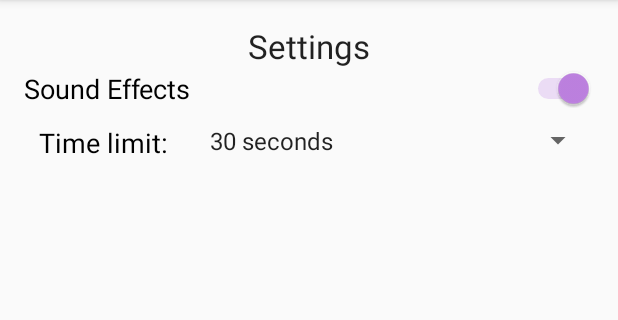
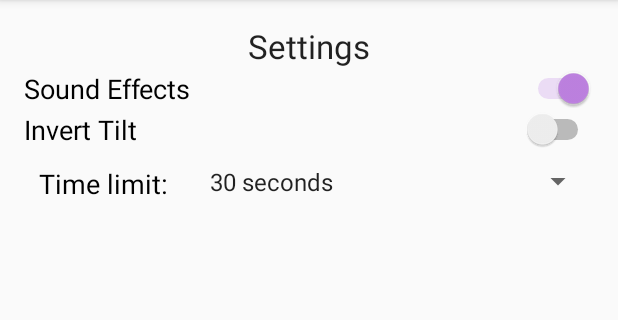
Before and after one commit to debkbanerji/better-charades, an Android app: the screen it shows after launch (SettingsActivity), after a tap on "SETTINGS", on a phone screen of 412 x 824 dp, the part 84-404 px from its top. Run offline under Robolectric (Android 15) with nearby library versions, the phone set to English and light mode, and no system bars.

Commit message:
Tilt updates
Tilt is now detected based on gravity. Added option to invert tilt.

```diff
--- a/BetterCharades/app/src/main/java/com/example/bettercharades/DownloadCategoryActivity.java
+++ b/BetterCharades/app/src/main/java/com/example/bettercharades/DownloadCategoryActivity.java
@@ -1,7 +1,6 @@
 package com.example.bettercharades;
 
 import android.content.Context;
-import android.content.Intent;
 import android.os.Bundle;
 import android.support.v7.app.AppCompatActivity;
 import android.util.Log;
--- a/BetterCharades/app/src/main/java/com/example/bettercharades/EditCategoryActivity.java
+++ b/BetterCharades/app/src/main/java/com/example/bettercharades/EditCategoryActivity.java
@@ -2,8 +2,8 @@ package com.example.bettercharades;
 
 import android.content.Context;
 import android.content.Intent;
+import android.os.Bundle;
 import android.support.v7.app.AppCompatActivity;
-import android.os.Bundle;
 import android.util.Log;
 import android.view.ContextMenu;
 import android.view.MenuInflater;
--- a/BetterCharades/app/src/main/java/com/example/bettercharades/MyCategories.java
+++ b/BetterCharades/app/src/main/java/com/example/bettercharades/MyCategories.java
@@ -1,8 +1,8 @@
 package com.example.bettercharades;
 
 import android.content.Intent;
+import android.os.Bundle;
 import android.support.v7.app.AppCompatActivity;
-import android.os.Bundle;
 import android.util.Log;
 import android.view.ContextMenu;
 import android.view.MenuInflater;
@@ -30,7 +30,6 @@ import java.util.HashSet;
 import java.util.LinkedList;
 import java.util.List;
 import java.util.Map;
-import java.util.Random;
 import java.util.Set;
 import java.util.regex.Matcher;
 import java.util.regex.Pattern;
--- a/BetterCharades/app/src/main/java/com/example/bettercharades/SettingsActivity.java
+++ b/BetterCharades/app/src/main/java/com/example/bettercharades/SettingsActivity.java
@@ -1,9 +1,8 @@
 package com.example.bettercharades;
 
 import android.content.Context;
+import android.os.Bundle;
 import android.support.v7.app.AppCompatActivity;
-import android.os.Bundle;
-//import android.util.Log;
 import android.view.View;
 import android.widget.AdapterView;
 import android.widget.ArrayAdapter;
@@ -18,12 +17,16 @@ import java.io.InputStreamReader;
 import java.util.ArrayList;
 import java.util.List;
 
+//import android.util.Log;
+
 public class SettingsActivity extends AppCompatActivity {
 
     public Spinner timePicker;
     public int timeIndex;
     public boolean soundOn;
+    public boolean invertTilt;
     public Switch soundSwitch;
+    public Switch tiltSwitch;
 
     @Override
     protected void onCreate(Bundle savedInstanceState) {
@@ -38,15 +41,18 @@ public class SettingsActivity extends AppCompatActivity {
 
             timeIndex = Integer.parseInt(reader.readLine());
             soundOn = Boolean.parseBoolean(reader.readLine());
+            invertTilt = Boolean.parseBoolean(reader.readLine());
 
         } catch (Exception e) {
 //            Log.e("Settings error", e.getMessage());
             timeIndex = 0;
             soundOn = true;
+            invertTilt = false;
             try {
                 FileOutputStream fos = openFileOutput("settings.txt", Context.MODE_PRIVATE);
                 fos.write((Integer.toString(timeIndex)+'\n').getBytes());
-                fos.write(Boolean.toString(soundOn).getBytes());
+                fos.write((Boolean.toString(soundOn)+'\n').getBytes());
+                fos.write(Boolean.toString(invertTilt).getBytes());
                 fos.close();
 
             } catch (Exception e2) {
@@ -60,6 +66,16 @@ public class SettingsActivity extends AppCompatActivity {
             @Override
             public void onCheckedChanged(CompoundButton buttonView, boolean isChecked) {
                 soundOn = isChecked;
+                writeSettings();
+            }
+        });
+
+        tiltSwitch = (Switch) findViewById(R.id.invertSwitch);
+        tiltSwitch.setChecked(invertTilt);
+        tiltSwitch.setOnCheckedChangeListener(new CompoundButton.OnCheckedChangeListener() {
+            @Override
+            public void onCheckedChanged(CompoundButton buttonView, boolean isChecked) {
+                invertTilt = isChecked;
                 writeSettings();
             }
         });
@@ -102,7 +118,9 @@ public class SettingsActivity extends AppCompatActivity {
 //            Log.e("Time index", Integer.toString(timeIndex));
             FileOutputStream fos = openFileOutput("settings.txt", Context.MODE_PRIVATE);
             fos.write((Integer.toString(timeIndex)+'\n').getBytes());
-            fos.write(Boolean.toString(soundOn).getBytes());
+            fos.write((Boolean.toString(soundOn)+'\n').getBytes());
+//            Log.e("INVERT", Boolean.toString(invertTilt));
+            fos.write(Boolean.toString(invertTilt).getBytes());
             fos.close();
         } catch (Exception e) {
             //do nothing;
--- a/BetterCharades/app/src/main/res/layout/activity_settings.xml
+++ b/BetterCharades/app/src/main/res/layout/activity_settings.xml
@@ -29,6 +29,16 @@
         android:textAppearance="?android:attr/textAppearanceMedium"
         android:textColor="@android:color/black" />
 
+    <Switch
+        android:id="@+id/invertSwitch"
+        android:layout_width="match_parent"
+        android:layout_height="wrap_content"
+        android:layout_alignParentLeft="true"
+        android:layout_alignParentStart="true"
+        android:layout_below="@+id/soundSwitch"
+        android:text="Invert Tilt"
+        android:textAppearance="?android:attr/textAppearanceMedium"
+        android:textColor="@android:color/black" />
 
 
     <TextView
@@ -37,7 +47,7 @@
         android:layout_height="wrap_content"
         android:padding="10dp"
         android:text="Time limit:"
-        android:layout_below="@id/soundSwitch"
+        android:layout_below="@id/invertSwitch"
         android:textAppearance="?android:attr/textAppearanceMedium"
         android:textColor="@android:color/black"
         android:layout_alignParentLeft="true"
--- a/BetterCharades/app/src/main/res/values/strings.xml
+++ b/BetterCharades/app/src/main/res/values/strings.xml
@@ -6,6 +6,6 @@
     <string name="add_item_prompt">Enter the items you would like to add to your category and press the finish button once you are done</string>
     <string name="my_categories_prompt">Here you can create categories, as well as edit, delete or upload categories you\'ve created.</string>
     <string name="download_prompt">Here you can download categories from the remote database. Note that any categories downloaded from the remote database will replace local categories of the same name.</string>
-    <string name="help_prompt_0">Pick a category, then place your device on your forehead. It\'s up to your friends to help you guess what\'s displayed on the screen - without saying it\'s name. Tilt your device up if you manage to get it right, or down to pass.</string>
+    <string name="help_prompt_0">Pick a category, then place your device on your forehead. It\'s up to your friends to help you guess what\'s displayed on the screen - without saying it\'s name. Tilt your device down if you manage to get it right, or up to pass.</string>
     <string name="help_prompt_1">Charades++ lets you create your own categories, as well as share your categories and download categories others have created.</string>
 </resources>
```
Also changed, not shown: BetterCharades/app/src/main/java/com/example/bettercharades/ChooseCategoryActivity.java (+9 -3 lines), BetterCharades/app/src/main/java/com/example/bettercharades/PlayActivity.java (+13 -30 lines).
